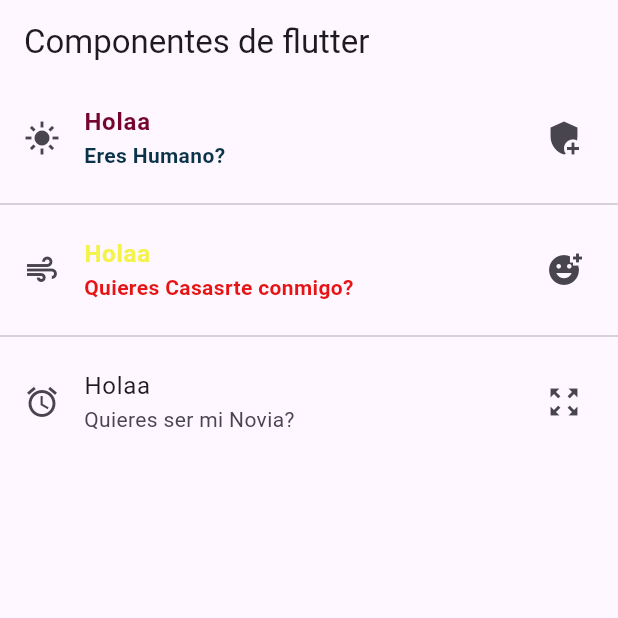
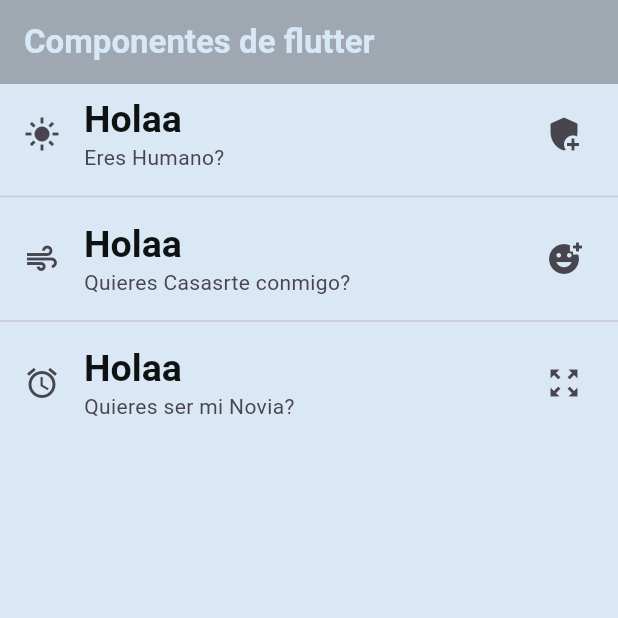
Before and after one commit to ICarlos-18/componentes_flotter, a Flutter app: the screen it shows after launch, on a phone screen of 412 x 824 dp, the top half of it. Run offline on Flutter 3.47's test engine with Material 3 defaults, Android fonts, the phone set to English and light mode, and no system bars.

Commit message:
Adding Theme

```diff
--- a/lib/home_screen.dart
+++ b/lib/home_screen.dart
@@ -7,38 +7,37 @@ class HomeScreen extends StatelessWidget {
   Widget build(BuildContext context) {
     return Scaffold(
         appBar: AppBar(
-          title: const Text('Componentes de flutter'),
+          title: const Text('Componentes de flutter',
+          style: TextStyle(color: Color.fromARGB(255, 215, 232, 247),
+            fontWeight: FontWeight.bold),),
         ),
         body: ListView(
-          children: const [
+          children: [
             ListTile(
-              leading: Icon(Icons.light_mode_sharp),
+              leading: const Icon(Icons.light_mode_sharp),
             title: Text('Holaa',
-            style: TextStyle(color: Color.fromARGB(255, 118, 5, 46),
-            fontWeight: FontWeight.bold),),
-            subtitle: Text('Eres Humano?',
-            style: TextStyle(color: Color.fromARGB(255, 10, 51, 73),
-            fontWeight: FontWeight.bold),
+            style: Theme.of(context).textTheme.headlineLarge,
             ),
-            trailing: Icon(Icons.add_moderator),
+            subtitle: const Text('Eres Humano?'),
+            trailing: const Icon(Icons.add_moderator),
             ),
-            Divider(),
+            const Divider(),
+             ListTile(
+              leading: const Icon(Icons.air_sharp),
+            title: Text('Holaa',
+            style: Theme.of(context).textTheme.headlineLarge,
+            ),
+            subtitle: const Text('Quieres Casasrte conmigo?'),
+            trailing: const Icon(Icons.add_reaction_sharp),
+            ),
+            const Divider(),
             ListTile(
-              leading: Icon(Icons.air_sharp),
+              leading: const Icon(Icons.alarm),
             title: Text('Holaa',
-            style: TextStyle(color: Color.fromARGB(255, 243, 243, 76),
-            fontWeight: FontWeight.bold),),
-            subtitle: Text('Quieres Casasrte conmigo?',
-            style: TextStyle(color: Color.fromARGB(255, 230, 20, 20),
-            fontWeight: FontWeight.bold),),
-            trailing: Icon(Icons.add_reaction_sharp),
+            style: Theme.of(context).textTheme.headlineLarge,
             ),
-            Divider(),
-            ListTile(
-              leading: Icon(Icons.alarm),
-            title: Text('Holaa'),
-            subtitle: Text('Quieres ser mi Novia?'),
-            trailing: Icon(Icons.zoom_out_map),
+            subtitle: const Text('Quieres ser mi Novia?'),
+            trailing: const Icon(Icons.zoom_out_map),
           ),
         ],
       ),
--- a/lib/main_app.dart
+++ b/lib/main_app.dart
@@ -6,9 +6,21 @@ class MainApp extends StatelessWidget {
 
   @override
   Widget build(BuildContext context) {
-    return const MaterialApp(
+    return MaterialApp(
       debugShowCheckedModeBanner: false,
-      home: HomeScreen(),
+      home: const HomeScreen(),
+      theme: ThemeData(
+        scaffoldBackgroundColor: Color.fromARGB(95, 157, 194, 232),
+        appBarTheme: const AppBarTheme(color:  Color.fromARGB(95, 60, 62, 62)),
+        textTheme: const TextTheme(
+          headlineLarge: TextStyle(
+            color: Color.fromARGB(255, 14, 18, 18),
+            fontSize: 25.0,
+            fontWeight: FontWeight.bold,
+            fontFamily: 'sans-serif',
+          )
+        )
+      ),
     );
   }
 }
```
Also changed, not shown: 1 other file.
